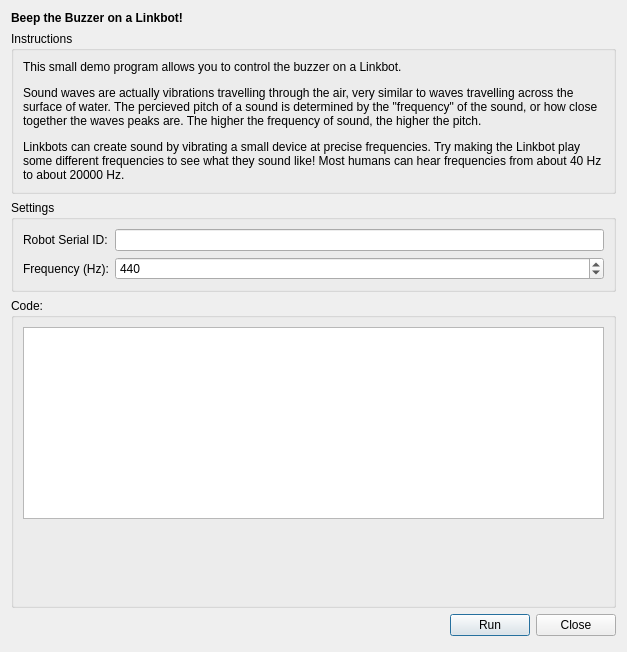
Old version of the form buzzer_dialog.ui in the repository davidko/LinkbotPythonDemo.
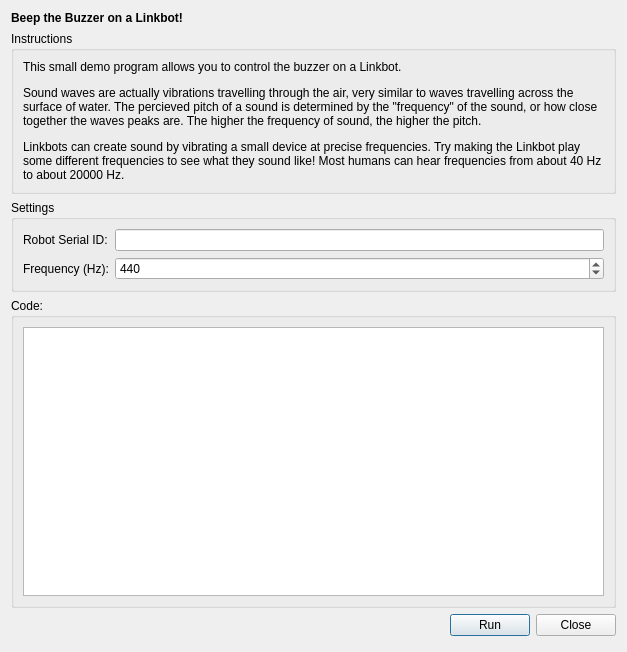
New version of the form.

Commit message: Updated dialogs a little bit

Diff of the .ui file:
```diff
--- a/buzzer_dialog.ui
+++ b/buzzer_dialog.ui
@@ -121,19 +121,6 @@
       <item>
        <widget class="QTextEdit" name="textEdit"/>
       </item>
-      <item>
-       <spacer name="verticalSpacer">
-        <property name="orientation">
-         <enum>Qt::Vertical</enum>
-        </property>
-        <property name="sizeHint" stdset="0">
-         <size>
-          <width>20</width>
-          <height>40</height>
-         </size>
-        </property>
-       </spacer>
-      </item>
      </layout>
     </widget>
    </item>
```
The commit also changes 3 other files.
